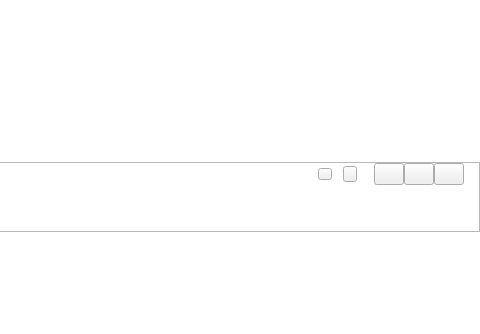
The window that src/NetDisk/mainwidget.ui (birdman1992/NetDisk) describes before a commit, drawn with Qt 5; both pictures show x 480 to 960 and y 0 to 334 of the 960 by 648 pixel window.
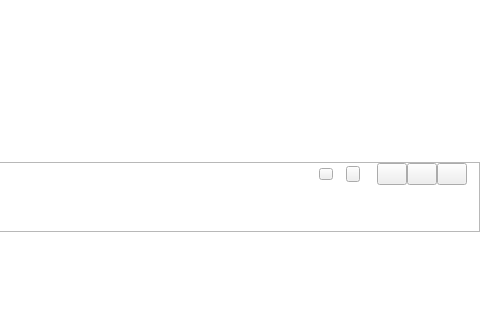
The same window after the commit. Icons and pictures are not drawn.

What changed in the file:
```diff
--- a/src/NetDisk/mainwidget.ui
+++ b/src/NetDisk/mainwidget.ui
@@ -147,14 +147,33 @@
            <number>0</number>
           </property>
           <item>
-           <layout class="QHBoxLayout" name="horizontalLayout" stretch="0,0,0,0,0,0,0,0">
+           <layout class="QHBoxLayout" name="horizontalLayout" stretch="0,0,0,0,0,0,0,0,0">
             <property name="spacing">
              <number>0</number>
             </property>
+            <property name="sizeConstraint">
+             <enum>QLayout::SetDefaultConstraint</enum>
+            </property>
+            <item>
+             <spacer name="horizontalSpacer_15">
+              <property name="orientation">
+               <enum>Qt::Horizontal</enum>
+              </property>
+              <property name="sizeType">
+               <enum>QSizePolicy::Expanding</enum>
+              </property>
+              <property name="sizeHint" stdset="0">
+               <size>
+                <width>10</width>
+                <height>20</height>
+               </size>
+              </property>
+             </spacer>
+            </item>
             <item>
              <widget class="QPushButton" name="menu">
               <property name="sizePolicy">
-               <sizepolicy hsizetype="Maximum" vsizetype="Maximum">
+               <sizepolicy hsizetype="Fixed" vsizetype="Fixed">
                 <horstretch>0</horstretch>
                 <verstretch>0</verstretch>
                </sizepolicy>
@@ -179,11 +198,11 @@
                <enum>Qt::Horizontal</enum>
               </property>
               <property name="sizeType">
-               <enum>QSizePolicy::Maximum</enum>
+               <enum>QSizePolicy::Fixed</enum>
               </property>
               <property name="sizeHint" stdset="0">
                <size>
-                <width>11</width>
+                <width>13</width>
                 <height>20</height>
                </size>
               </property>
@@ -192,7 +211,7 @@
             <item>
              <widget class="QPushButton" name="warn">
               <property name="sizePolicy">
-               <sizepolicy hsizetype="Maximum" vsizetype="Maximum">
+               <sizepolicy hsizetype="Fixed" vsizetype="Fixed">
                 <horstretch>0</horstretch>
                 <verstretch>0</verstretch>
                </sizepolicy>
@@ -217,7 +236,7 @@
                <enum>Qt::Horizontal</enum>
               </property>
               <property name="sizeType">
-               <enum>QSizePolicy::Maximum</enum>
+               <enum>QSizePolicy::Fixed</enum>
               </property>
               <property name="sizeHint" stdset="0">
                <size>
@@ -230,7 +249,7 @@
             <item>
              <widget class="QPushButton" name="wMin">
               <property name="sizePolicy">
-               <sizepolicy hsizetype="Maximum" vsizetype="Maximum">
+               <sizepolicy hsizetype="Fixed" vsizetype="Fixed">
                 <horstretch>0</horstretch>
                 <verstretch>0</verstretch>
                </sizepolicy>
@@ -263,7 +282,7 @@
             <item>
              <widget class="QPushButton" name="wMax">
               <property name="sizePolicy">
-               <sizepolicy hsizetype="Maximum" vsizetype="Maximum">
+               <sizepolicy hsizetype="Fixed" vsizetype="Fixed">
                 <horstretch>0</horstretch>
                 <verstretch>0</verstretch>
                </sizepolicy>
@@ -293,7 +312,7 @@
             <item>
              <widget class="QPushButton" name="wClose">
               <property name="sizePolicy">
-               <sizepolicy hsizetype="Maximum" vsizetype="Maximum">
+               <sizepolicy hsizetype="Fixed" vsizetype="Fixed">
                 <horstretch>0</horstretch>
                 <verstretch>0</verstretch>
                </sizepolicy>
@@ -323,7 +342,7 @@
                <enum>Qt::Horizontal</enum>
               </property>
               <property name="sizeType">
-               <enum>QSizePolicy::Maximum</enum>
+               <enum>QSizePolicy::Fixed</enum>
               </property>
               <property name="sizeHint" stdset="0">
                <size>
```
